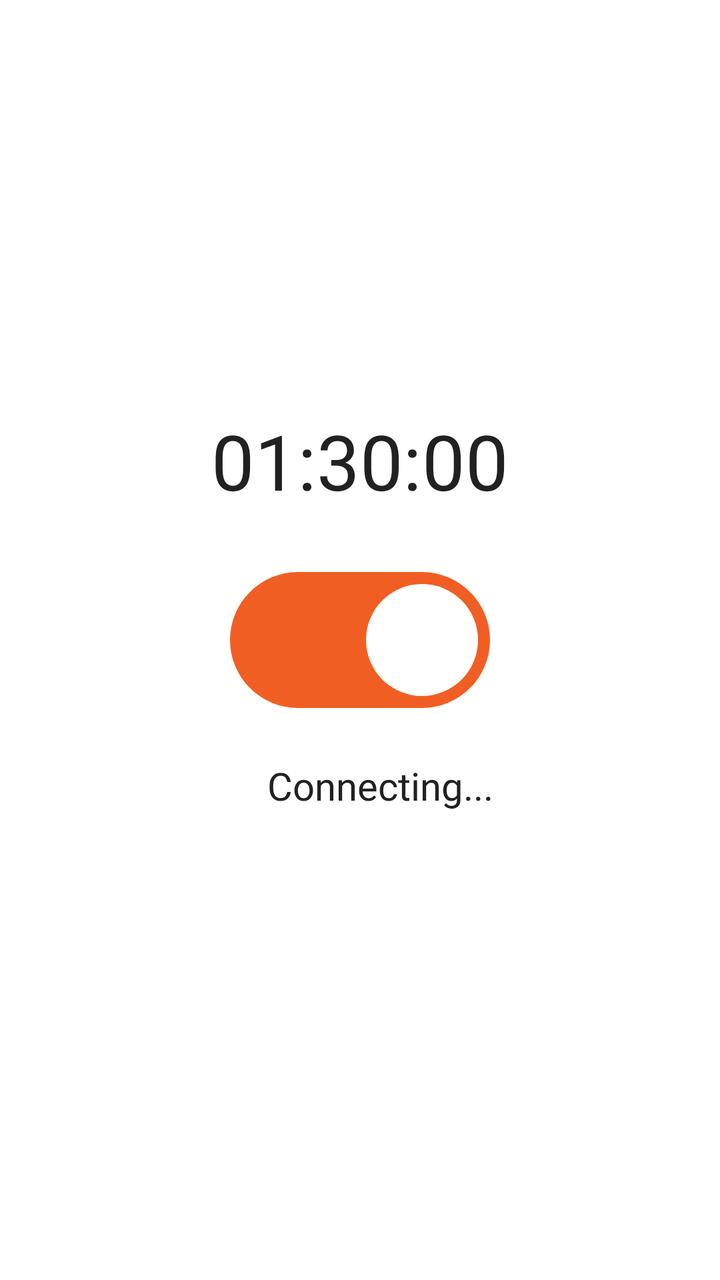
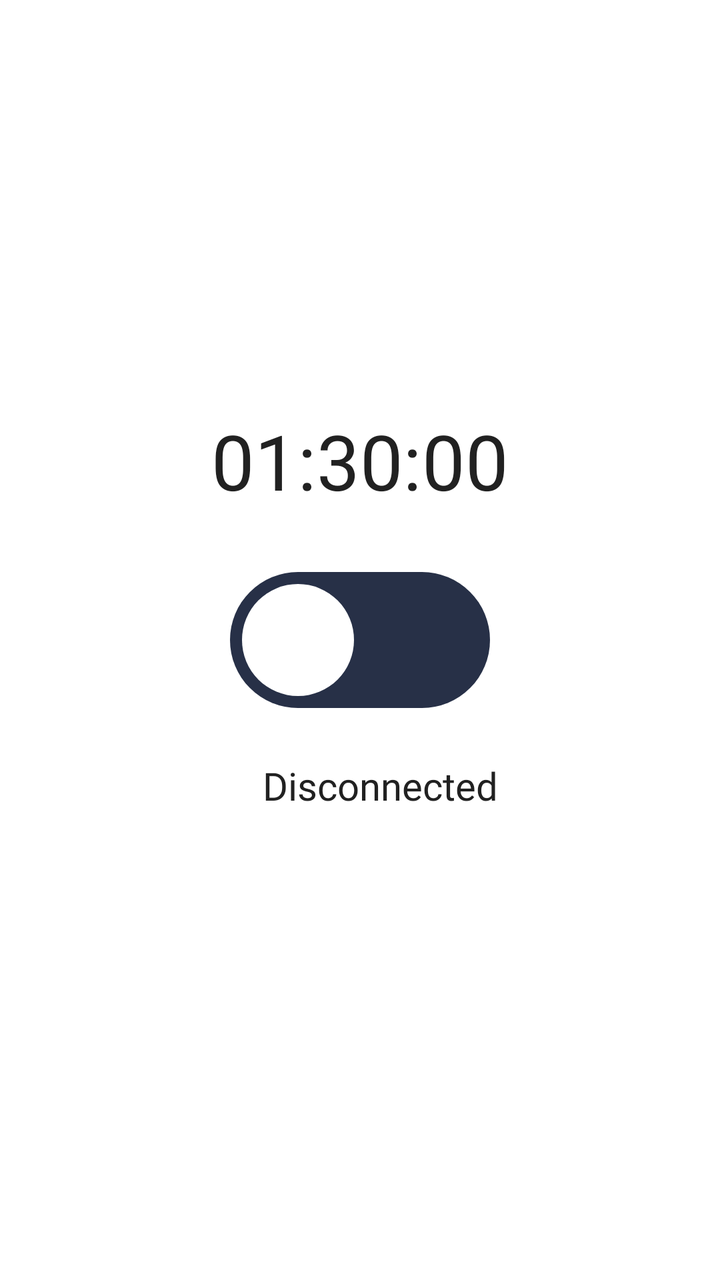

The first picture is an Android layout as it rendered before a commit; the second is the same layout after the commit. The layout source and the unified diff follow.
<!-- AndroidManifest.xml: application theme Theme.SuperVPN -->
<!-- res/layout/fragment_home.xml -->
<?xml version="1.0" encoding="utf-8"?>
<androidx.constraintlayout.widget.ConstraintLayout xmlns:android="http://schemas.android.com/apk/res/android"
    xmlns:app="http://schemas.android.com/apk/res-auto"
    xmlns:tools="http://schemas.android.com/tools"
    android:layout_width="match_parent"
    android:layout_height="match_parent"
    android:background="@color/backgroundColor"
    tools:context=".home.HomeFragment">

    <androidx.appcompat.widget.AppCompatTextView
        android:id="@+id/tvTime"
        android:layout_width="wrap_content"
        android:layout_height="wrap_content"
        android:layout_marginBottom="@dimen/size28"
        android:fontFamily="@font/inter"
        android:text="01:30:00"
        android:textColor="@color/textColor"
        android:textSize="@dimen/size36"
        app:layout_constraintBottom_toTopOf="@id/ivConnect"
        app:layout_constraintEnd_toEndOf="parent"
        app:layout_constraintStart_toStartOf="parent" />

    <androidx.appcompat.widget.AppCompatImageView
        android:id="@+id/ivConnect"
        android:layout_width="wrap_content"
        android:layout_height="wrap_content"
        android:src="@drawable/ic_connect"
        app:layout_constraintBottom_toBottomOf="parent"
        app:layout_constraintEnd_toEndOf="parent"
        app:layout_constraintStart_toStartOf="parent"
        app:layout_constraintTop_toTopOf="parent" />

    <LinearLayout
        android:layout_width="wrap_content"
        android:layout_height="wrap_content"
        app:layout_constraintStart_toStartOf="parent"
        app:layout_constraintEnd_toEndOf="parent"
        android:layout_marginTop="@dimen/size24"
        android:gravity="center"
        app:layout_constraintTop_toBottomOf="@id/ivConnect">

        <ProgressBar
            android:id="@+id/progressLoadAds"
            android:layout_width="@dimen/size16"
            android:layout_height="@dimen/size16"
            android:indeterminateTint="#F15E24"
            android:secondaryProgressTint="#F15E24"
            android:layout_marginRight="@dimen/size3"/>

        <androidx.appcompat.widget.AppCompatTextView
            android:id="@+id/tvStatus"
            android:layout_width="wrap_content"
            android:layout_height="wrap_content"
            android:fontFamily="@font/inter"
            android:text="Connecting..."
            android:textColor="@color/textColor"
            android:textSize="@dimen/size18"
             />
    </LinearLayout>
</androidx.constraintlayout.widget.ConstraintLayout>
<!-- resources referenced by this layout -->
<resources>
  <color name="backgroundColor">#FFFFFF</color>
  <color name="textColor">#212121</color>
  <dimen name="size16">17.0667dp</dimen>
  <dimen name="size18">19.2dp</dimen>
  <dimen name="size24">25.6dp</dimen>
  <dimen name="size28">29.8667dp</dimen>
  <dimen name="size3">3.2dp</dimen>
  <dimen name="size36">38.4dp</dimen>
  <!-- drawable ic_connect (drawable) -->
  <vector xmlns:android="http://schemas.android.com/apk/res/android"
      android:width="130dp"
      android:height="68dp"
      android:viewportWidth="130"
      android:viewportHeight="68">
    <path
        android:pathData="M34,0L96,0A34,34 0,0 1,130 34L130,34A34,34 0,0 1,96 68L34,68A34,34 0,0 1,0 34L0,34A34,34 0,0 1,34 0z"
        android:fillColor="#F15E24"/>
    <path
        android:pathData="M96,34m-28,0a28,28 0,1 1,56 0a28,28 0,1 1,-56 0"
        android:fillColor="#ffffff"/>
  </vector>
  <style name="Theme.SuperVPN" parent="android:Theme.Material.Light.NoActionBar" />
</resources>

<!-- the commit's change to res/layout/fragment_home.xml (unified diff, before → after) -->
@@ -24,7 +24,7 @@
         android:id="@+id/ivConnect"
         android:layout_width="wrap_content"
         android:layout_height="wrap_content"
-        android:src="@drawable/ic_connect"
+        android:src="@drawable/ic_status_connection"
         app:layout_constraintBottom_toBottomOf="parent"
         app:layout_constraintEnd_toEndOf="parent"
         app:layout_constraintStart_toStartOf="parent"
@@ -52,7 +52,7 @@
             android:layout_width="wrap_content"
             android:layout_height="wrap_content"
             android:fontFamily="@font/inter"
-            android:text="Connecting..."
+            android:text="Disconnected"
             android:textColor="@color/textColor"
             android:textSize="@dimen/size18"
              />
<!-- resource entries referenced after the edit -->
@@ -8,6 +8,12 @@
   <dimen name="size28">29.8667dp</dimen>
   <dimen name="size3">3.2dp</dimen>
   <dimen name="size36">38.4dp</dimen>
+  <!-- drawable ic_status_connection (drawable) -->
+  <?xml version="1.0" encoding="utf-8"?>
+  <selector xmlns:android="http://schemas.android.com/apk/res/android">
+    <item android:state_selected="true" android:drawable="@drawable/ic_connect"/>
+    <item android:state_selected="false" android:drawable="@drawable/ic_disconnect"/>
+  </selector>
   <!-- drawable ic_connect (drawable) -->
   <vector xmlns:android="http://schemas.android.com/apk/res/android"
       android:width="130dp"
@@ -21,6 +27,22 @@
         android:pathData="M96,34m-28,0a28,28 0,1 1,56 0a28,28 0,1 1,-56 0"
         android:fillColor="#ffffff"/>
   </vector>
-  <style name="Theme.SuperVPN" parent="android:Theme.Material.Light.NoActionBar" />
+  <!-- drawable ic_disconnect (drawable) -->
+  <vector xmlns:android="http://schemas.android.com/apk/res/android"
+      android:width="130dp"
+      android:height="68dp"
+      android:viewportWidth="130"
+      android:viewportHeight="68">
+    <path
+        android:pathData="M34,0L96,0A34,34 0,0 1,130 34L130,34A34,34 0,0 1,96 68L34,68A34,34 0,0 1,0 34L0,34A34,34 0,0 1,34 0z"
+        android:fillColor="#273047"/>
+    <path
+        android:pathData="M34,34m-28,0a28,28 0,1 1,56 0a28,28 0,1 1,-56 0"
+        android:fillColor="#ffffff"/>
+  </vector>
+  <!-- drawable bg_splash: vector/xml drawable (drawable, 8414 chars, omitted) -->
+  <style name="Theme.SuperVPN" parent="android:Theme.Material.Light.NoActionBar">
+          <item name="android:windowBackground">@drawable/bg_splash</item>
+      </style>
 </resources>
 
